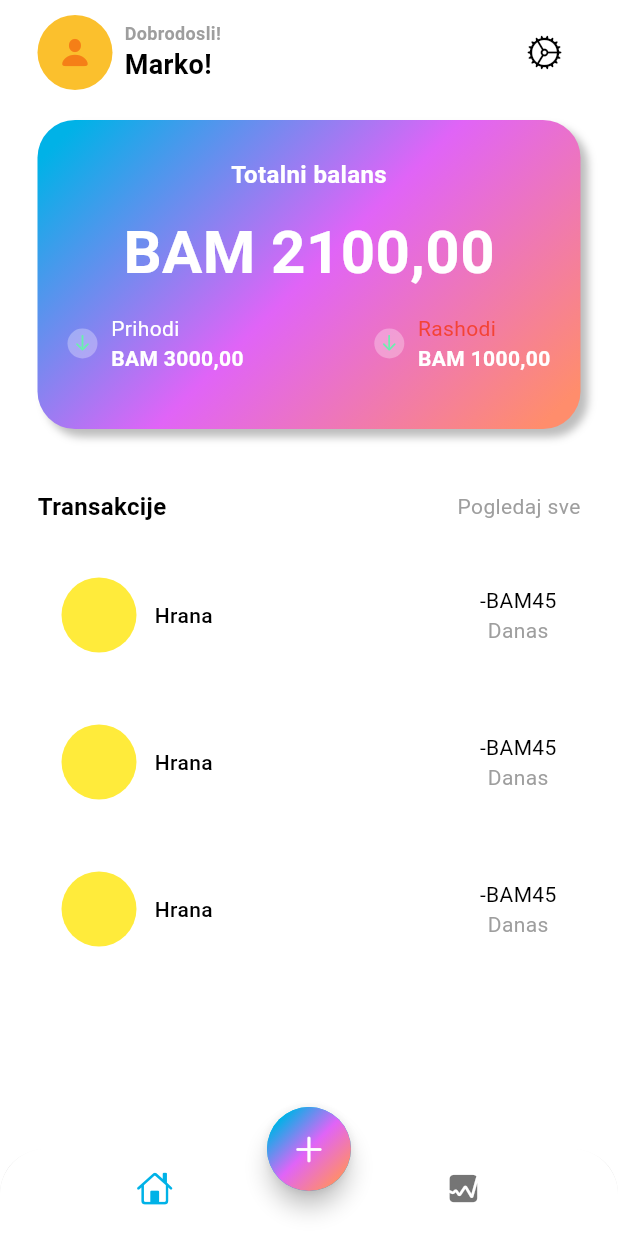
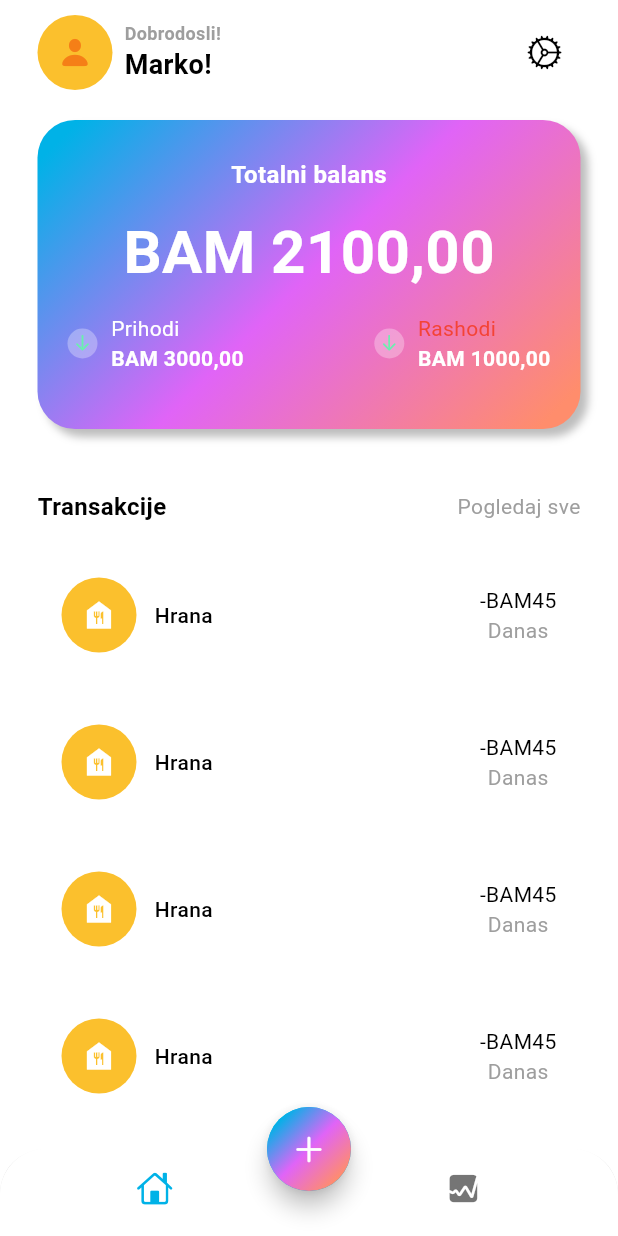
Before and after one commit to MarkoLosic/expensetracker, a Flutter app: the screen it shows after launch, on a phone screen of 412 x 824 dp. Run offline on Flutter 3.47's test engine with Material 3 defaults, Android fonts, the phone set to English and light mode, and no system bars.

Commit message:
Added new cards and list

```diff
--- a/lib/home/views/main_screen.dart
+++ b/lib/home/views/main_screen.dart
@@ -236,7 +236,7 @@ class MainScreen extends StatelessWidget {
             const SizedBox(height: 20),
             Expanded(
               child: ListView.builder(
-                  itemCount: 3,
+                  itemCount: 6,
                   itemBuilder: (context, int i) {
                     return Padding(
                       padding: const EdgeInsets.only(bottom: 16.0),
@@ -250,13 +250,22 @@ class MainScreen extends StatelessWidget {
                             mainAxisAlignment: MainAxisAlignment.spaceBetween,
                             children: [
                               Row(children: [
-                                Container(
-                                  width: 50,
-                                  height: 50,
-                                  decoration: const BoxDecoration(
-                                    color: Colors.yellow,
-                                    shape: BoxShape.circle,
-                                  ),
+                                Stack(
+                                  alignment: Alignment.center,
+                                  children: [
+                                    Container(
+                                      width: 50,
+                                      height: 50,
+                                      decoration: BoxDecoration(
+                                        color: Colors.yellow[700],
+                                        shape: BoxShape.circle,
+                                      ),
+                                    ),
+                                    const Icon(
+                                      Icons.food_bank,
+                                      color: Colors.white,
+                                    )
+                                  ],
                                 ),
                                 const SizedBox(
                                   width: 12,
```
